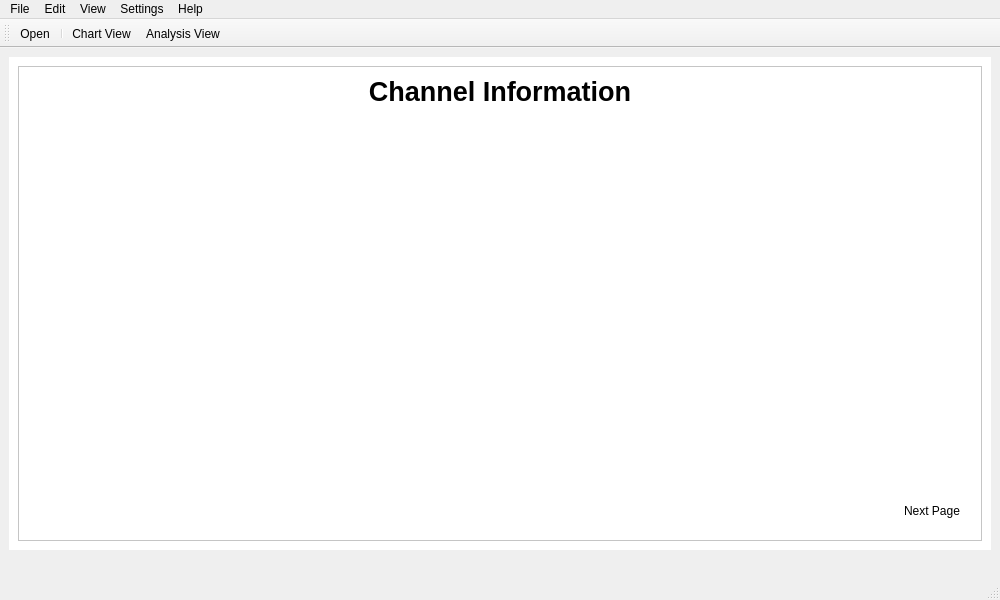
Before: the Qt Designer form lib/interface.ui in Mahdi3M/TRP-Chart, drawn with Qt 5.
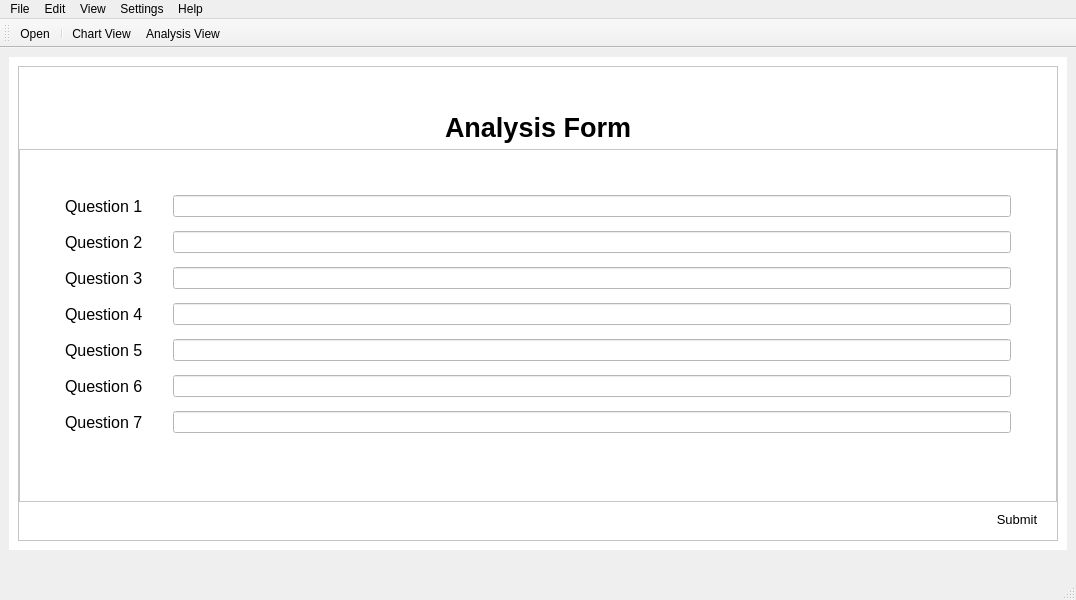
After: the same form once the commit is applied. The open tabs and pages were chosen to show the change. Icons and pictures are not drawn.

Commit message: -Channel Info Table Complete -Analysis Form Created -Result Page Created

Diff of the .ui file:
```diff
--- a/lib/interface.ui
+++ b/lib/interface.ui
@@ -6,10 +6,16 @@
    <rect>
     <x>0</x>
     <y>0</y>
-    <width>1000</width>
+    <width>1076</width>
     <height>600</height>
    </rect>
   </property>
+  <property name="sizePolicy">
+   <sizepolicy hsizetype="MinimumExpanding" vsizetype="Preferred">
+    <horstretch>0</horstretch>
+    <verstretch>0</verstretch>
+   </sizepolicy>
+  </property>
   <property name="windowTitle">
    <string>BSCL TPR Chart Analysis</string>
   </property>
@@ -17,8 +23,8 @@
    <property name="layoutDirection">
     <enum>Qt::LeftToRight</enum>
    </property>
-   <layout class="QGridLayout" name="gridLayout">
-    <item row="0" column="0">
+   <layout class="QVBoxLayout" name="verticalLayout_7">
+    <item>
      <widget class="QStackedWidget" name="stackedWidget">
       <property name="styleSheet">
        <string notr="true">background-color: white;</string>
@@ -109,6 +115,18 @@
            <enum>QFrame::Raised</enum>
           </property>
           <layout class="QVBoxLayout" name="verticalLayout_6">
+           <property name="leftMargin">
+            <number>0</number>
+           </property>
+           <property name="topMargin">
+            <number>45</number>
+           </property>
+           <property name="rightMargin">
+            <number>0</number>
+           </property>
+           <property name="bottomMargin">
+            <number>0</number>
+           </property>
            <item>
             <widget class="QLabel" name="pageHeader">
              <property name="font">
@@ -128,6 +146,12 @@
            </item>
            <item>
             <widget class="QScrollArea" name="scrollArea">
+             <property name="sizePolicy">
+              <sizepolicy hsizetype="Preferred" vsizetype="Expanding">
+               <horstretch>0</horstretch>
+               <verstretch>0</verstretch>
+              </sizepolicy>
+             </property>
              <property name="frameShape">
               <enum>QFrame::NoFrame</enum>
              </property>
@@ -139,14 +163,20 @@
                <rect>
                 <x>0</x>
                 <y>0</y>
-                <width>932</width>
-                <height>325</height>
+                <width>1034</width>
+                <height>332</height>
                </rect>
               </property>
+              <property name="sizePolicy">
+               <sizepolicy hsizetype="Preferred" vsizetype="Preferred">
+                <horstretch>0</horstretch>
+                <verstretch>0</verstretch>
+               </sizepolicy>
+              </property>
               <property name="styleSheet">
                <string notr="true">border:None;</string>
               </property>
-              <layout class="QVBoxLayout" name="verticalLayout_7">
+              <layout class="QHBoxLayout" name="horizontalLayout_2">
                <property name="leftMargin">
                 <number>0</number>
                </property>
@@ -157,7 +187,125 @@
                 <number>0</number>
                </property>
                <item>
-                <widget class="QTableView" name="tableView"/>
+                <widget class="QTableWidget" name="analysisTable">
+                 <property name="sizePolicy">
+                  <sizepolicy hsizetype="Preferred" vsizetype="Expanding">
+                   <horstretch>0</horstretch>
+                   <verstretch>0</verstretch>
+                  </sizepolicy>
+                 </property>
+                 <property name="autoFillBackground">
+                  <bool>true</bool>
+                 </property>
+                 <property name="alternatingRowColors">
+                  <bool>true</bool>
+                 </property>
+                 <column>
+                  <property name="text">
+                   <string>Channel ID</string>
+                  </property>
+                  <property name="font">
+                   <font>
+                    <pointsize>10</pointsize>
+                    <weight>75</weight>
+                    <bold>true</bold>
+                   </font>
+                  </property>
+                  <property name="textAlignment">
+                   <set>AlignCenter</set>
+                  </property>
+                 </column>
+                 <column>
+                  <property name="text">
+                   <string>Total Duration</string>
+                  </property>
+                  <property name="font">
+                   <font>
+                    <pointsize>10</pointsize>
+                    <weight>75</weight>
+                    <bold>true</bold>
+                   </font>
+                  </property>
+                  <property name="textAlignment">
+                   <set>AlignCenter</set>
+                  </property>
+                 </column>
+                 <column>
+                  <property name="text">
+                   <string>Zitter Count</string>
+                  </property>
+                  <property name="font">
+                   <font>
+                    <pointsize>10</pointsize>
+                    <weight>75</weight>
+                    <bold>true</bold>
+                   </font>
+                  </property>
+                  <property name="textAlignment">
+                   <set>AlignCenter</set>
+                  </property>
+                 </column>
+                 <column>
+                  <property name="text">
+                   <string>Lowest Zitter Duration</string>
+                  </property>
+                  <property name="font">
+                   <font>
+                    <pointsize>10</pointsize>
+                    <weight>75</weight>
+                    <bold>true</bold>
+                   </font>
+                  </property>
+                  <property name="textAlignment">
+                   <set>AlignCenter</set>
+                  </property>
+                 </column>
+                 <column>
+                  <property name="text">
+                   <string>Highest Zitter Duration</string>
+                  </property>
+                  <property name="font">
+                   <font>
+                    <pointsize>10</pointsize>
+                    <weight>75</weight>
+                    <bold>true</bold>
+                   </font>
+                  </property>
+                  <property name="textAlignment">
+                   <set>AlignCenter</set>
+                  </property>
+                 </column>
+                 <column>
+                  <property name="text">
+                   <string>First Start Time</string>
+                  </property>
+                  <property name="font">
+                   <font>
+                    <pointsize>10</pointsize>
+                    <weight>75</weight>
+                    <bold>true</bold>
+                   </font>
+                  </property>
+                  <property name="textAlignment">
+                   <set>AlignCenter</set>
+                  </property>
+                 </column>
+                 <column>
+                  <property name="text">
+                   <string>Last End Time</string>
+                  </property>
+                  <property name="font">
+                   <font>
+                    <pointsize>10</pointsize>
+                    <weight>75</weight>
+                    <bold>true</bold>
+                   </font>
+                  </property>
+                  <property name="textAlignment">
+                   <set>AlignCenter</set>
+                  </property>
+                 </column>
+                </widget>
                </item>
               </layout>
              </widget>
@@ -199,6 +347,11 @@
               </item>
               <item>
                <widget class="QPushButton" name="nextButton">
+                <property name="font">
+                 <font>
+                  <pointsize>10</pointsize>
+                 </font>
+                </property>
                 <property name="text">
                  <string>Next Page</string>
                 </property>
@@ -218,9 +371,265 @@
         </item>
        </layout>
       </widget>
+      <widget class="QWidget" name="qaPage">
+       <layout class="QVBoxLayout" name="verticalLayout_9">
+        <item>
+         <widget class="QFrame" name="qaFrame">
+          <property name="frameShape">
+           <enum>QFrame::StyledPanel</enum>
+          </property>
+          <property name="frameShadow">
+           <enum>QFrame::Raised</enum>
+          </property>
+          <layout class="QVBoxLayout" name="verticalLayout_8">
+           <property name="leftMargin">
+            <number>0</number>
+           </property>
+           <property name="topMargin">
+            <number>45</number>
+           </property>
+           <property name="rightMargin">
+            <number>0</number>
+           </property>
+           <property name="bottomMargin">
+            <number>0</number>
+           </property>
+           <item>
+            <widget class="QLabel" name="pageHeader_2">
+             <property name="font">
+              <font>
+               <pointsize>20</pointsize>
+               <weight>75</weight>
+               <bold>true</bold>
+              </font>
+             </property>
+             <property name="text">
+              <string>Analysis Form</string>
+             </property>
+             <property name="alignment">
+              <set>Qt::AlignCenter</set>
+             </property>
+            </widget>
+           </item>
+           <item>
+            <widget class="QFrame" name="formFrame">
+             <property name="sizePolicy">
+              <sizepolicy hsizetype="Preferred" vsizetype="Expanding">
+               <horstretch>0</horstretch>
+               <verstretch>0</verstretch>
+              </sizepolicy>
+             </property>
+             <property name="frameShape">
+              <enum>QFrame::StyledPanel</enum>
+             </property>
+             <property name="frameShadow">
+              <enum>QFrame::Raised</enum>
+             </property>
+             <layout class="QFormLayout" name="formLayout">
+              <property name="horizontalSpacing">
+               <number>30</number>
+              </property>
+              <property name="verticalSpacing">
+               <number>14</number>
+              </property>
+              <property name="leftMargin">
+               <number>45</number>
+              </property>
+              <property name="topMargin">
+               <number>45</number>
+              </property>
+              <property name="rightMargin">
+               <number>45</number>
+              </property>
+              <property name="bottomMargin">
+               <number>0</number>
+              </property>
+              <item row="0" column="0">
+               <widget class="QLabel" name="Q1">
+                <property name="font">
+                 <font>
+                  <pointsize>12</pointsize>
+                  <weight>50</weight>
+                  <bold>false</bold>
+                 </font>
+                </property>
+                <property name="text">
+                 <string>Question 1</string>
+                </property>
+               </widget>
+              </item>
+              <item row="0" column="1">
+               <widget class="QLineEdit" name="lineEdit"/>
+              </item>
+              <item row="1" column="0">
+               <widget class="QLabel" name="Q2">
+                <property name="font">
+                 <font>
+                  <pointsize>12</pointsize>
+                  <weight>50</weight>
+                  <bold>false</bold>
+                 </font>
+                </property>
+                <property name="text">
+                 <string>Question 2</string>
+                </property>
+               </widget>
+              </item>
+              <item row="1" column="1">
+               <widget class="QLineEdit" name="lineEdit_2"/>
+              </item>
+              <item row="2" column="0">
+               <widget class="QLabel" name="Q3">
+                <property name="font">
+                 <font>
+                  <pointsize>12</pointsize>
+                  <weight>50</weight>
+                  <bold>false</bold>
+                 </font>
+                </property>
+                <property name="text">
+                 <string>Question 3</string>
+                </property>
+               </widget>
+              </item>
+              <item row="2" column="1">
+               <widget class="QLineEdit" name="lineEdit_3"/>
+              </item>
+              <item row="3" column="0">
+               <widget class="QLabel" name="Q4">
+                <property name="font">
+                 <font>
+                  <pointsize>12</pointsize>
+                  <weight>50</weight>
+                  <bold>false</bold>
+                 </font>
+                </property>
+                <property name="text">
+                 <string>Question 4</string>
+                </property>
+               </widget>
+              </item>
+              <item row="3" column="1">
+               <widget class="QLineEdit" name="lineEdit_4"/>
+              </item>
+              <item row="4" column="0">
+               <widget class="QLabel" name="Q5">
+                <property name="font">
+                 <font>
+                  <pointsize>12</pointsize>
+                  <weight>50</weight>
+                  <bold>false</bold>
+                 </font>
+                </property>
+                <property name="text">
+                 <string>Question 5</string>
+                </property>
+               </widget>
+              </item>
+              <item row="4" column="1">
+               <widget class="QLineEdit" name="lineEdit_5"/>
+              </item>
+              <item row="5" column="0">
+               <widget class="QLabel" name="Q6">
+                <property name="font">
+                 <font>
+                  <pointsize>12</pointsize>
+                  <weight>50</weight>
+                  <bold>false</bold>
+                 </font>
+                </property>
+                <property name="text">
+                 <string>Question 6</string>
+                </property>
+               </widget>
+              </item>
+              <item row="5" column="1">
+               <widget class="QLineEdit" name="lineEdit_6"/>
+              </item>
+              <item row="6" column="0">
+               <widget class="QLabel" name="label_7">
+                <property name="font">
+                 <font>
+                  <pointsize>12</pointsize>
+                  <weight>50</weight>
+                  <bold>false</bold>
+                 </font>
+                </property>
+                <property name="text">
+                 <string>Question 7</string>
+                </property>
+               </widget>
+              </item>
+              <item row="6" column="1">
+               <widget class="QLineEdit" name="lineEdit_7"/>
+              </item>
+             </layout>
+            </widget>
+           </item>
+           <item>
+            <widget class="QFrame" name="buttonFrame_2">
+             <property name="sizePolicy">
+              <sizepolicy hsizetype="Preferred" vsizetype="Minimum">
+               <horstretch>0</horstretch>
+               <verstretch>0</verstretch>
+              </sizepolicy>
+             </property>
+             <property name="frameShadow">
+              <enum>QFrame::Raised</enum>
+             </property>
+             <layout class="QHBoxLayout" name="horizontalLayout_3">
+              <property name="leftMargin">
+               <number>0</number>
+              </property>
+              <property name="topMargin">
+               <number>0</number>
+              </property>
+              <property name="rightMargin">
+               <number>0</number>
+              </property>
+              <item>
+               <spacer name="horizontalSpacer_2">
+                <property name="orientation">
+                 <enum>Qt::Horizontal</enum>
+                </property>
+                <property name="sizeHint" stdset="0">
+                 <size>
+                  <width>40</width>
+                  <height>20</height>
+                 </size>
+                </property>
+               </spacer>
+              </item>
+              <item>
+               <widget class="QPushButton" name="submitButton">
+                <property name="font">
+                 <font>
+                  <pointsize>10</pointsize>
+                 </font>
+                </property>
+                <property name="text">
+                 <string>Submit</string>
+                </property>
+                <property name="default">
+                 <bool>true</bool>
+                </property>
+                <property name="flat">
+                 <bool>true</bool>
+                </property>
+               </widget>
+              </item>
+             </layout>
+            </widget>
+           </item>
+          </layout>
+         </widget>
+        </item>
+       </layout>
+      </widget>
+      <widget class="QWidget" name="resultPage"/>
      </widget>
     </item>
-    <item row="1" column="0">
+    <item>
      <widget class="QLabel" name="copyright">
       <property name="font">
        <font>
@@ -245,7 +654,7 @@
     <rect>
      <x>0</x>
      <y>0</y>
-     <width>1000</width>
+     <width>1076</width>
      <height>26</height>
     </rect>
    </property>
```
Left out of the diff: 7 changed lines with no effect on the pictures. The commit also changes 2 other files.
